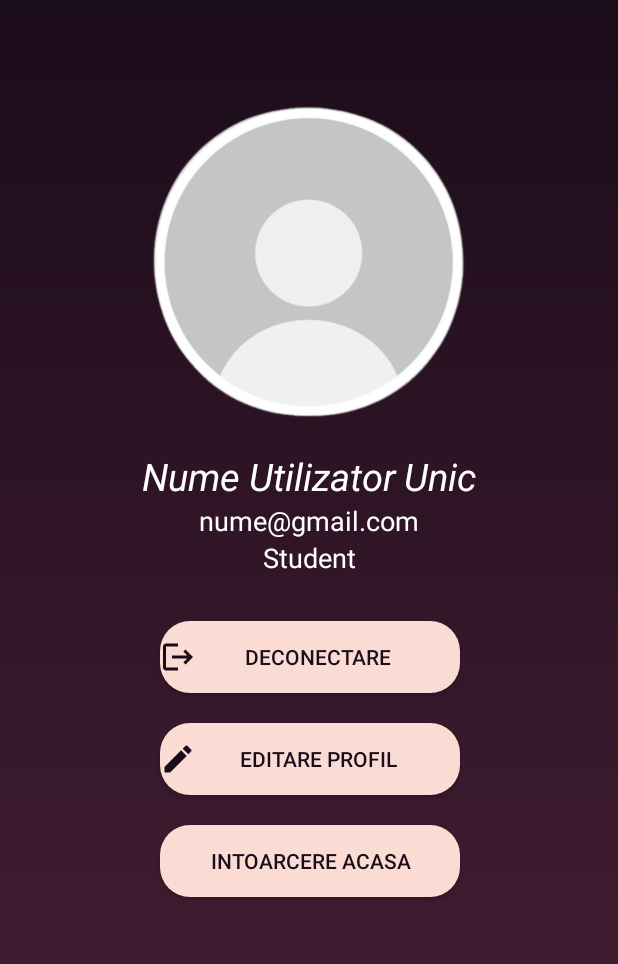
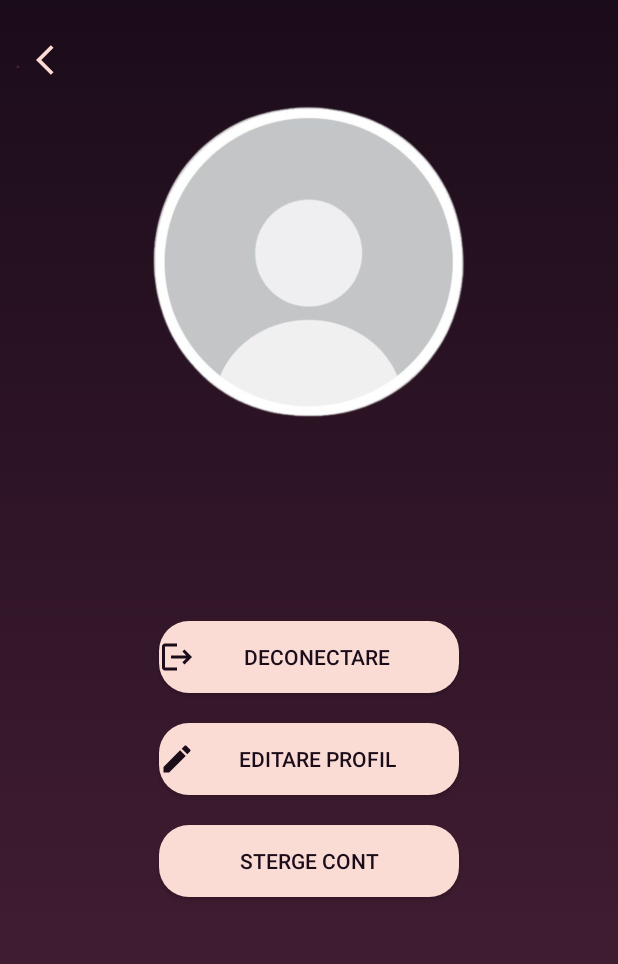
Before and after one commit to AlexandraFrij/LucrareLicenta, an Android app: the ProfilePage screen opened directly, with no data from a screen before it, on a phone screen of 412 x 824 dp. Shown: the top 964 px of the screen. Run offline under Robolectric (Android 15) with nearby library versions, the phone set to English and light mode, and no system bars; 3 statements that could not run were skipped.

Commit message:
inceput profil dinamic

```diff
--- a/app/src/main/java/com/example/licenta/ProfilePage.java
+++ b/app/src/main/java/com/example/licenta/ProfilePage.java
@@ -1,25 +1,47 @@
 package com.example.licenta;
 
+import android.content.Context;
 import android.content.Intent;
+import android.content.SharedPreferences;
 import android.os.Bundle;
 import android.view.View;
 import android.widget.Button;
 import androidx.appcompat.app.AppCompatActivity;
+import android.database.sqlite.SQLiteDatabase;
+import android.database.Cursor;
+import android.widget.TextView;
+import android.widget.Toast;
 
 public class ProfilePage extends AppCompatActivity {
 
+    private DatabaseHelper dbHelper;
+
     @Override
-    protected void onCreate(Bundle savedInstanceState) {
+    protected void onCreate(Bundle savedInstanceState)
+    {
+        dbHelper = new DatabaseHelper(this);
+
         super.onCreate(savedInstanceState);
         setContentView(R.layout.profile_page);
+
         Button logoffBtn = findViewById(R.id.logoffBtn);
         Button editProfileBtn = findViewById(R.id.editProfileBtn);
         Button goBackBtn = findViewById(R.id.goBackBtn);
+        Button deleteAccBtn = findViewById(R.id.deleteAccBtn);
+        TextView name = findViewById(R.id.profileName);
+        TextView emailAddress = findViewById(R.id.profileEmail);
+
+        SharedPreferences sp = getApplicationContext().getSharedPreferences("UserInfo", Context.MODE_PRIVATE);
+        String email = sp.getString("email", null);
+        String username = retrieveName(email);
+        name.setText(username);
+        emailAddress.setText(email);
+
         View.OnClickListener buttonClickListener = v -> {
             if (v.getId() == R.id.logoffBtn)
             {
-                Intent signin = new Intent(ProfilePage.this, SignInPage.class);
-                startActivity(signin);
+                Intent signIn = new Intent(ProfilePage.this, SignInPage.class);
+                startActivity(signIn);
             }
             else
             if (v.getId() == R.id.editProfileBtn)
@@ -34,6 +56,14 @@ public class ProfilePage extends AppCompatActivity {
                 startActivity(home);
             }
             else
+            if (v.getId() == R.id.deleteAccBtn)
+            {
+                deleteAccount(email);
+                Toast.makeText(ProfilePage.this, "Cont sters!", Toast.LENGTH_LONG).show();
+                Intent signIn = new Intent(ProfilePage.this, SignInPage.class);
+                startActivity(signIn);
+            }
+            else
             {
                 throw new IllegalArgumentException("Unknown button");
             }
@@ -42,5 +72,36 @@ public class ProfilePage extends AppCompatActivity {
         logoffBtn.setOnClickListener(buttonClickListener);
         editProfileBtn.setOnClickListener(buttonClickListener);
         goBackBtn.setOnClickListener(buttonClickListener);
+        deleteAccBtn.setOnClickListener(buttonClickListener);
     }
+
+    public String retrieveName(String email)
+    {
+        String username = "";
+        SQLiteDatabase db = dbHelper.getReadableDatabase();
+        String query = "SELECT first_name, last_name FROM STUDENT_DATA WHERE email = ?"+
+                       "UNION " +
+                       "SELECT first_name, last_name FROM PROF_DATA WHERE email = ?";
+        Cursor cursor = db.rawQuery(query, new String[]{email, email});
+
+        if (cursor.moveToFirst()) {
+            String firstName = cursor.getString(cursor.getColumnIndexOrThrow("first_name"));
+            String lastName = cursor.getString(cursor.getColumnIndexOrThrow("last_name"));
+            username += firstName;
+            username += " ";
+            username += lastName;
+        }
+
+        cursor.close();
+        return username;
+    }
+    private void deleteAccount(String email)
+    {
+        SQLiteDatabase db = dbHelper.getWritableDatabase();
+        String deleteStudent = "DELETE FROM STUDENT_DATA WHERE email = ?";
+        String deleteProf    = "DELETE FROM PROF_DATA WHERE email = ?";
+        db.execSQL(deleteStudent, new String[]{email});
+        db.execSQL(deleteProf, new String[]{email});
+    }
+
 }
--- a/app/src/main/res/layout/profile_page.xml
+++ b/app/src/main/res/layout/profile_page.xml
@@ -24,7 +24,6 @@
         app:layout_constraintStart_toStartOf="@id/profilePic"
         app:layout_constraintEnd_toEndOf="@+id/profilePic"
         app:layout_constraintTop_toBottomOf="@id/profilePic"
-        android:text="Nume Utilizator Unic"
         android:textStyle="italic"
         android:textColor="@color/white"
         android:textSize="25dp"
@@ -36,7 +35,6 @@
         app:layout_constraintStart_toStartOf="@+id/profileName"
         app:layout_constraintEnd_toEndOf="@+id/profileName"
         app:layout_constraintTop_toBottomOf="@+id/profileName"
-        android:text="nume@gmail.com"
         android:textColor="@color/white"
         android:textSize="18dp"
         />
@@ -47,10 +45,22 @@
         app:layout_constraintStart_toStartOf="@+id/profileEmail"
         app:layout_constraintEnd_toEndOf="@+id/profileEmail"
         app:layout_constraintTop_toBottomOf="@+id/profileEmail"
-        android:text="Student"
         android:textColor="@color/white"
         android:textSize="18dp"
         />
+
+    <androidx.appcompat.widget.AppCompatButton
+        android:id="@+id/goBackBtn"
+        android:layout_width="48dp"
+        android:layout_height="60dp"
+        android:text="."
+        android:layout_marginTop="10dp"
+        android:textColor="@color/a4b2138"
+        android:drawableEnd="@drawable/baseline_arrow_back_ios_24"
+        android:drawableTint="@color/fadcd5"
+        android:background="@android:color/transparent"
+        app:layout_constraintStart_toStartOf="parent"
+        app:layout_constraintTop_toTopOf="parent" />
 
     <androidx.appcompat.widget.AppCompatButton
         android:layout_width="200dp"
@@ -83,16 +93,17 @@
     <androidx.appcompat.widget.AppCompatButton
         android:layout_width="200dp"
         android:layout_height="wrap_content"
-        android:id="@+id/goBackBtn"
+        android:id="@+id/deleteAccBtn"
         android:layout_marginTop="20dp"
         app:layout_constraintStart_toStartOf="@+id/editProfileBtn"
         app:layout_constraintEnd_toEndOf="@+id/editProfileBtn"
         app:layout_constraintTop_toBottomOf="@+id/editProfileBtn"
-        android:text="Intoarcere acasa"
+        android:text="Sterge cont"
         android:textColor="@color/a1b0c1a"
         android:drawableTint="@color/a1b0c1a"
         android:background="@drawable/rounded_buttons"
         />
 
 
+
 </androidx.constraintlayout.widget.ConstraintLayout>
```
Also changed, not shown: app/src/main/java/com/example/licenta/LoginPage.java (+8 -2 lines).
